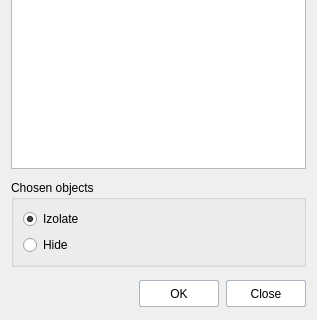
Qt form ModelFilterPlugin/Resources/ui/MainDialog.ui (RengaSoftware/ModelFilter) before a commit; both pictures show x 0 to 317 and y 262 to 582 of the 317 by 582 pixel window.
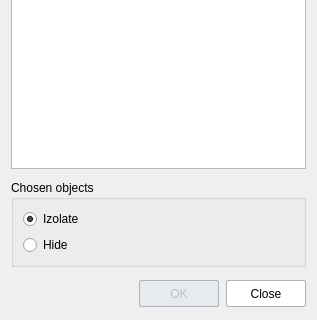
The same form after that commit. Icons and pictures are not drawn.

Commit message: - use selectionChanged() signal for changing buttons activity

The edit to the form file:
```diff
--- a/ModelFilterPlugin/Resources/ui/MainDialog.ui
+++ b/ModelFilterPlugin/Resources/ui/MainDialog.ui
@@ -726,6 +726,9 @@
      </item>
      <item>
       <widget class="QPushButton" name="okButton">
+       <property name="enabled">
+        <bool>false</bool>
+       </property>
        <property name="minimumSize">
         <size>
          <width>80</width>
```
The commit also changes 2 other files.
